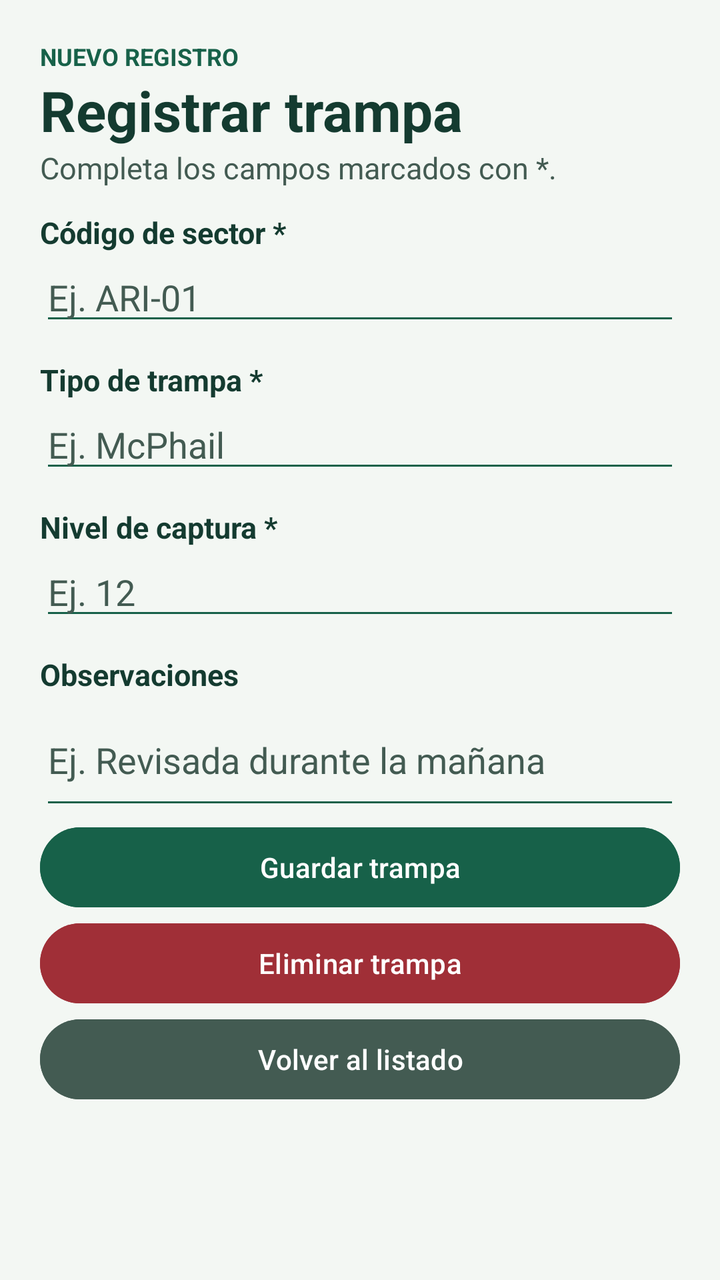
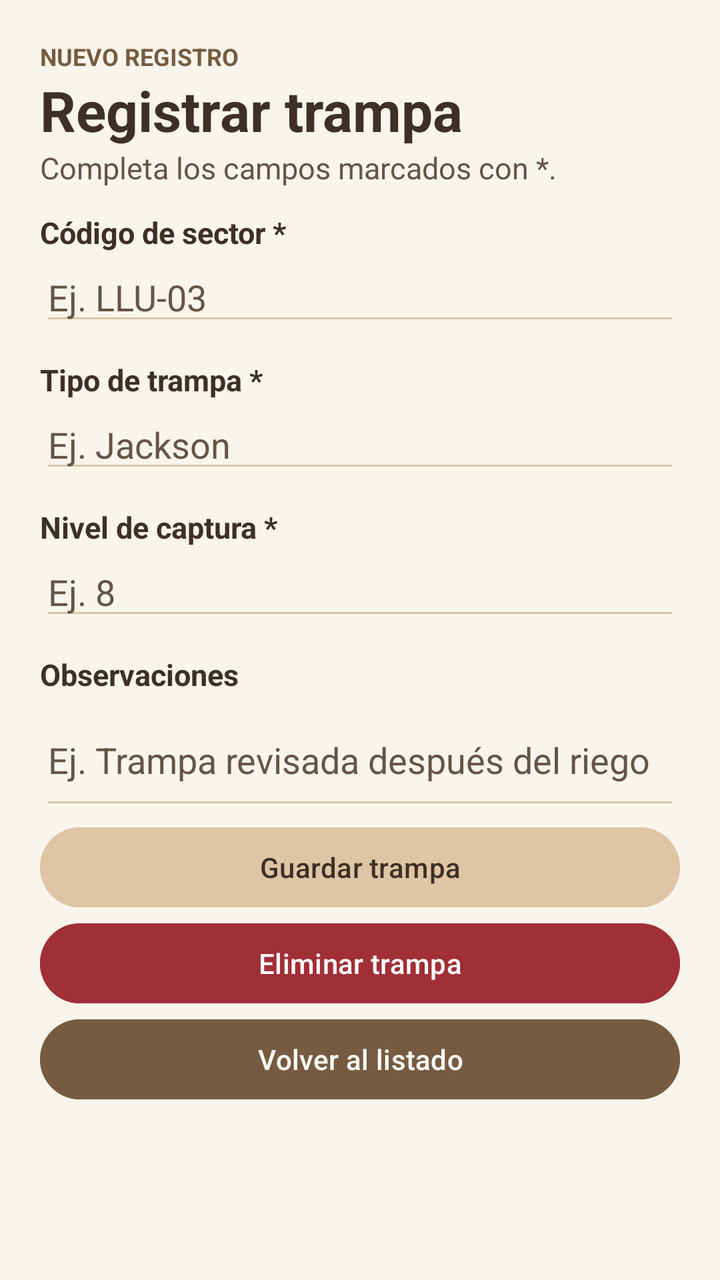

Two renders of the same Android screen: before a commit and after it. Below are the layout's source before the change and the commit's diff.
<!-- AndroidManifest.xml: application theme Theme.FlyTrapIoT -->
<!-- res/layout/activity_formulario.xml -->
<?xml version='1.0' encoding='utf-8'?>
<ScrollView xmlns:android="http://schemas.android.com/apk/res/android" android:id="@+id/main" android:background="#F3F7F3" android:layout_width="match_parent" android:layout_height="match_parent">
    <LinearLayout android:layout_width="match_parent" android:layout_height="wrap_content" android:id="@+id/contenido_formulario" android:focusableInTouchMode="true" android:orientation="vertical" android:padding="20dp">
        <TextView android:layout_width="match_parent" android:layout_height="wrap_content" android:text="@string/nuevo_registro" android:textSize="12sp" android:textColor="#176149" android:id="@+id/txt_modo" android:textStyle="bold" />
        <TextView android:layout_width="match_parent" android:layout_height="wrap_content" android:text="@string/registrar" android:textSize="28sp" android:textColor="#143B30" android:id="@+id/txt_titulo" android:textStyle="bold" />
        <TextView android:layout_width="match_parent" android:layout_height="wrap_content" android:text="@string/campos_obligatorios" android:textSize="15sp" android:textColor="#435B52" />
        <TextView android:layout_width="match_parent" android:layout_height="wrap_content" android:text="@string/sector" android:textSize="15sp" android:textColor="#143B30" android:labelFor="@id/campo_sector" android:textStyle="bold" android:paddingTop="12dp" />
        <EditText android:backgroundTint="#176149" android:layout_width="match_parent" android:layout_height="wrap_content" android:id="@+id/campo_sector" android:hint="@string/ejemplo_sector" android:inputType="text|textCapCharacters" android:textColor="#143B30" android:textColorHint="#435B52" />
        <TextView android:layout_width="match_parent" android:layout_height="wrap_content" android:text="@string/tipo" android:textSize="15sp" android:textColor="#143B30" android:labelFor="@id/campo_tipo" android:textStyle="bold" android:paddingTop="12dp" />
        <EditText android:backgroundTint="#176149" android:layout_width="match_parent" android:layout_height="wrap_content" android:id="@+id/campo_tipo" android:hint="@string/ejemplo_tipo" android:inputType="text|textCapSentences" android:textColor="#143B30" android:textColorHint="#435B52" />
        <TextView android:layout_width="match_parent" android:layout_height="wrap_content" android:text="@string/captura" android:textSize="15sp" android:textColor="#143B30" android:labelFor="@id/campo_captura" android:textStyle="bold" android:paddingTop="12dp" />
        <EditText android:backgroundTint="#176149" android:layout_width="match_parent" android:layout_height="wrap_content" android:id="@+id/campo_captura" android:hint="@string/ejemplo_captura" android:inputType="number" android:textColor="#143B30" android:textColorHint="#435B52" />
        <TextView android:layout_width="match_parent" android:layout_height="wrap_content" android:text="@string/observaciones" android:textSize="15sp" android:textColor="#143B30" android:labelFor="@id/campo_observaciones" android:textStyle="bold" android:paddingTop="12dp" />
        <EditText android:backgroundTint="#176149" android:layout_width="match_parent" android:layout_height="wrap_content" android:id="@+id/campo_observaciones" android:hint="@string/ejemplo_observaciones" android:inputType="text|textCapSentences|textMultiLine" android:textColor="#143B30" android:textColorHint="#435B52" android:minLines="2" />
        <Button android:layout_width="match_parent" android:layout_height="wrap_content" android:id="@+id/boton_guardar" android:text="@string/guardar" android:textAllCaps="false" android:textColor="#FFFFFF" android:backgroundTint="#176149" android:minHeight="48dp" />
        <Button android:layout_width="match_parent" android:layout_height="wrap_content" android:id="@+id/boton_eliminar" android:text="@string/eliminar" android:textAllCaps="false" android:textColor="#FFFFFF" android:backgroundTint="#A02F37" android:minHeight="48dp" />
        <Button android:layout_width="match_parent" android:layout_height="wrap_content" android:id="@+id/boton_volver" android:text="@string/volver" android:textAllCaps="false" android:textColor="#FFFFFF" android:backgroundTint="#435B52" android:minHeight="48dp" />
    </LinearLayout>
</ScrollView>
<!-- resources referenced by this layout -->
<resources>
  <string name="campos_obligatorios">Completa los campos marcados con *.</string>
  <string name="captura">Nivel de captura *</string>
  <string name="ejemplo_captura">Ej. 12</string>
  <string name="ejemplo_observaciones">Ej. Revisada durante la mañana</string>
  <string name="ejemplo_sector">Ej. ARI-01</string>
  <string name="ejemplo_tipo">Ej. McPhail</string>
  <string name="eliminar">Eliminar trampa</string>
  <string name="guardar">Guardar trampa</string>
  <string name="nuevo_registro">NUEVO REGISTRO</string>
  <string name="observaciones">Observaciones</string>
  <string name="registrar">Registrar trampa</string>
  <string name="sector">Código de sector *</string>
  <string name="tipo">Tipo de trampa *</string>
  <string name="volver">Volver al listado</string>
  <style name="Theme.FlyTrapIoT" parent="Base.Theme.FlyTrapIoT" />
  <style name="Base.Theme.FlyTrapIoT" parent="Theme.Material3.DayNight.NoActionBar">
          
          
      </style>
</resources>

<!-- the commit's change to res/layout/activity_formulario.xml (unified diff, before → after) -->
@@ -1,19 +1,154 @@
-<?xml version='1.0' encoding='utf-8'?>
-<ScrollView xmlns:android="http://schemas.android.com/apk/res/android" android:id="@+id/main" android:background="#F3F7F3" android:layout_width="match_parent" android:layout_height="match_parent">
-    <LinearLayout android:layout_width="match_parent" android:layout_height="wrap_content" android:id="@+id/contenido_formulario" android:focusableInTouchMode="true" android:orientation="vertical" android:padding="20dp">
-        <TextView android:layout_width="match_parent" android:layout_height="wrap_content" android:text="@string/nuevo_registro" android:textSize="12sp" android:textColor="#176149" android:id="@+id/txt_modo" android:textStyle="bold" />
-        <TextView android:layout_width="match_parent" android:layout_height="wrap_content" android:text="@string/registrar" android:textSize="28sp" android:textColor="#143B30" android:id="@+id/txt_titulo" android:textStyle="bold" />
-        <TextView android:layout_width="match_parent" android:layout_height="wrap_content" android:text="@string/campos_obligatorios" android:textSize="15sp" android:textColor="#435B52" />
-        <TextView android:layout_width="match_parent" android:layout_height="wrap_content" android:text="@string/sector" android:textSize="15sp" android:textColor="#143B30" android:labelFor="@id/campo_sector" android:textStyle="bold" android:paddingTop="12dp" />
-        <EditText android:backgroundTint="#176149" android:layout_width="match_parent" android:layout_height="wrap_content" android:id="@+id/campo_sector" android:hint="@string/ejemplo_sector" android:inputType="text|textCapCharacters" android:textColor="#143B30" android:textColorHint="#435B52" />
-        <TextView android:layout_width="match_parent" android:layout_height="wrap_content" android:text="@string/tipo" android:textSize="15sp" android:textColor="#143B30" android:labelFor="@id/campo_tipo" android:textStyle="bold" android:paddingTop="12dp" />
-        <EditText android:backgroundTint="#176149" android:layout_width="match_parent" android:layout_height="wrap_content" android:id="@+id/campo_tipo" android:hint="@string/ejemplo_tipo" android:inputType="text|textCapSentences" android:textColor="#143B30" android:textColorHint="#435B52" />
-        <TextView android:layout_width="match_parent" android:layout_height="wrap_content" android:text="@string/captura" android:textSize="15sp" android:textColor="#143B30" android:labelFor="@id/campo_captura" android:textStyle="bold" android:paddingTop="12dp" />
-        <EditText android:backgroundTint="#176149" android:layout_width="match_parent" android:layout_height="wrap_content" android:id="@+id/campo_captura" android:hint="@string/ejemplo_captura" android:inputType="number" android:textColor="#143B30" android:textColorHint="#435B52" />
-        <TextView android:layout_width="match_parent" android:layout_height="wrap_content" android:text="@string/observaciones" android:textSize="15sp" android:textColor="#143B30" android:labelFor="@id/campo_observaciones" android:textStyle="bold" android:paddingTop="12dp" />
-        <EditText android:backgroundTint="#176149" android:layout_width="match_parent" android:layout_height="wrap_content" android:id="@+id/campo_observaciones" android:hint="@string/ejemplo_observaciones" android:inputType="text|textCapSentences|textMultiLine" android:textColor="#143B30" android:textColorHint="#435B52" android:minLines="2" />
-        <Button android:layout_width="match_parent" android:layout_height="wrap_content" android:id="@+id/boton_guardar" android:text="@string/guardar" android:textAllCaps="false" android:textColor="#FFFFFF" android:backgroundTint="#176149" android:minHeight="48dp" />
-        <Button android:layout_width="match_parent" android:layout_height="wrap_content" android:id="@+id/boton_eliminar" android:text="@string/eliminar" android:textAllCaps="false" android:textColor="#FFFFFF" android:backgroundTint="#A02F37" android:minHeight="48dp" />
-        <Button android:layout_width="match_parent" android:layout_height="wrap_content" android:id="@+id/boton_volver" android:text="@string/volver" android:textAllCaps="false" android:textColor="#FFFFFF" android:backgroundTint="#435B52" android:minHeight="48dp" />
+<?xml version="1.0" encoding="utf-8"?>
+<ScrollView xmlns:android="http://schemas.android.com/apk/res/android"
+    android:id="@+id/main"
+    android:layout_width="match_parent"
+    android:layout_height="match_parent"
+    android:background="#FAF5EC">
+
+    <LinearLayout
+        android:id="@+id/contenido_formulario"
+        android:layout_width="match_parent"
+        android:layout_height="wrap_content"
+        android:focusableInTouchMode="true"
+        android:orientation="vertical"
+        android:padding="20dp">
+
+        <TextView
+            android:id="@+id/txt_modo"
+            android:layout_width="match_parent"
+            android:layout_height="wrap_content"
+            android:text="@string/nuevo_registro"
+            android:textColor="#765B40"
+            android:textSize="12sp"
+            android:textStyle="bold" />
+
+        <TextView
+            android:id="@+id/txt_titulo"
+            android:layout_width="match_parent"
+            android:layout_height="wrap_content"
+            android:text="@string/registrar"
+            android:textColor="#3E3025"
+            android:textSize="28sp"
+            android:textStyle="bold" />
+
+        <TextView
+            android:layout_width="match_parent"
+            android:layout_height="wrap_content"
+            android:text="@string/campos_obligatorios"
+            android:textColor="#655447"
+            android:textSize="15sp" />
+
+        <TextView
+            android:layout_width="match_parent"
+            android:layout_height="wrap_content"
+            android:labelFor="@id/campo_sector"
+            android:paddingTop="12dp"
+            android:text="@string/sector"
+            android:textColor="#3E3025"
+            android:textSize="15sp"
+            android:textStyle="bold" />
+
+        <EditText
+            android:id="@+id/campo_sector"
+            android:layout_width="match_parent"
+            android:layout_height="wrap_content"
+            android:backgroundTint="#DEC5A5"
+            android:hint="@string/ejemplo_sector"
+            android:inputType="text|textCapCharacters"
+            android:textColor="#3E3025"
+            android:textColorHint="#655447" />
+
+        <TextView
+            android:layout_width="match_parent"
+            android:layout_height="wrap_content"
+            android:labelFor="@id/campo_tipo"
+            android:paddingTop="12dp"
+            android:text="@string/tipo"
+            android:textColor="#3E3025"
+            android:textSize="15sp"
+            android:textStyle="bold" />
+
+        <EditText
+            android:id="@+id/campo_tipo"
+            android:layout_width="match_parent"
+            android:layout_height="wrap_content"
+            android:backgroundTint="#DEC5A5"
+            android:hint="@string/ejemplo_tipo"
+            android:inputType="text|textCapSentences"
+            android:textColor="#3E3025"
+            android:textColorHint="#655447" />
+
+        <TextView
+            android:layout_width="match_parent"
+            android:layout_height="wrap_content"
+            android:labelFor="@id/campo_captura"
+            android:paddingTop="12dp"
+            android:text="@string/captura"
+            android:textColor="#3E3025"
+            android:textSize="15sp"
+            android:textStyle="bold" />
+
+        <EditText
+            android:id="@+id/campo_captura"
+            android:layout_width="match_parent"
+            android:layout_height="wrap_content"
+            android:backgroundTint="#DEC5A5"
+            android:hint="@string/ejemplo_captura"
+            android:inputType="number"
+            android:textColor="#3E3025"
+            android:textColorHint="#655447" />
+
+        <TextView
+            android:layout_width="match_parent"
+            android:layout_height="wrap_content"
+            android:labelFor="@id/campo_observaciones"
+            android:paddingTop="12dp"
+            android:text="@string/observaciones"
+            android:textColor="#3E3025"
+            android:textSize="15sp"
+            android:textStyle="bold" />
+
+        <EditText
+            android:id="@+id/campo_observaciones"
+            android:layout_width="match_parent"
+            android:layout_height="wrap_content"
+            android:backgroundTint="#DEC5A5"
+            android:hint="@string/ejemplo_observaciones"
+            android:inputType="text|textCapSentences|textMultiLine"
+            android:minLines="2"
+            android:textColor="#3E3025"
+            android:textColorHint="#655447" />
+
+        <Button
+            android:id="@+id/boton_guardar"
+            android:layout_width="match_parent"
+            android:layout_height="wrap_content"
+            android:backgroundTint="#DEC5A5"
+            android:minHeight="48dp"
+            android:text="@string/guardar"
+            android:textAllCaps="false"
+            android:textColor="#3E3025" />
+
+        <Button
+            android:id="@+id/boton_eliminar"
+            android:layout_width="match_parent"
+            android:layout_height="wrap_content"
+            android:backgroundTint="#A02F37"
+            android:minHeight="48dp"
+            android:text="@string/eliminar"
+            android:textAllCaps="false"
+            android:textColor="#FFFFFF" />
+
+        <Button
+            android:id="@+id/boton_volver"
+            android:layout_width="match_parent"
+            android:layout_height="wrap_content"
+            android:backgroundTint="#765B40"
+            android:minHeight="48dp"
+            android:text="@string/volver"
+            android:textAllCaps="false"
+            android:textColor="#FFFFFF" />
+
     </LinearLayout>
+
 </ScrollView>
<!-- resource entries referenced after the edit -->
@@ -2,10 +2,10 @@
 <resources>
   <string name="campos_obligatorios">Completa los campos marcados con *.</string>
   <string name="captura">Nivel de captura *</string>
-  <string name="ejemplo_captura">Ej. 12</string>
-  <string name="ejemplo_observaciones">Ej. Revisada durante la mañana</string>
-  <string name="ejemplo_sector">Ej. ARI-01</string>
-  <string name="ejemplo_tipo">Ej. McPhail</string>
+  <string name="ejemplo_captura">Ej. 8</string>
+  <string name="ejemplo_observaciones">Ej. Trampa revisada después del riego</string>
+  <string name="ejemplo_sector">Ej. LLU-03</string>
+  <string name="ejemplo_tipo">Ej. Jackson</string>
   <string name="eliminar">Eliminar trampa</string>
   <string name="guardar">Guardar trampa</string>
   <string name="nuevo_registro">NUEVO REGISTRO</string>
